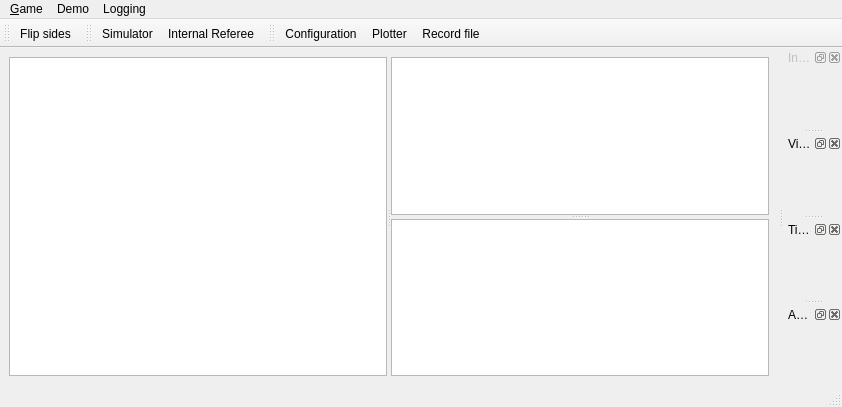
Old version of the form src/gui/mainwindow.ui in the repository robotics-erlangen/autoref.
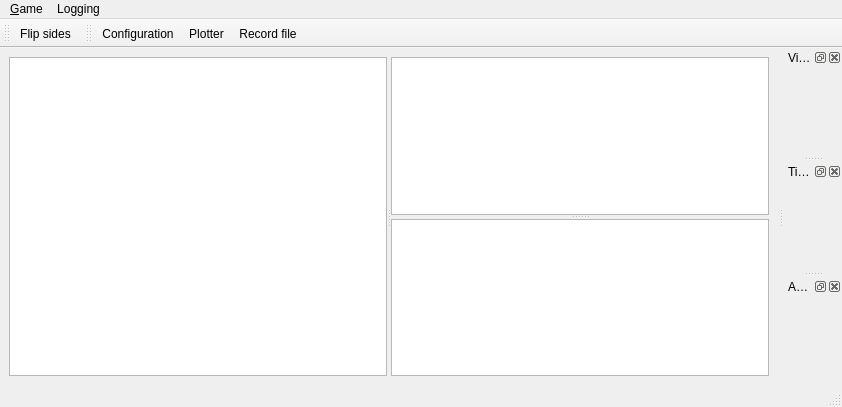
New version of the form. Custom widgets are drawn as their Qt base class.

Commit message: Remove internal referee and simulator

What changed in the file:
```diff
--- a/src/gui/mainwindow.ui
+++ b/src/gui/mainwindow.ui
@@ -62,15 +62,7 @@
     </property>
     <addaction name="actionRecord"/>
    </widget>
-   <widget class="QMenu" name="menuTesting">
-    <property name="title">
-     <string>Demo</string>
-    </property>
-    <addaction name="actionSimulator"/>
-    <addaction name="actionInternalReferee"/>
-   </widget>
    <addaction name="menu_Game"/>
-   <addaction name="menuTesting"/>
    <addaction name="menuVideo"/>
   </widget>
   <widget class="QStatusBar" name="statusbar"/>
@@ -86,18 +78,6 @@
    </attribute>
    <addaction name="actionFlipSides"/>
   </widget>
-  <widget class="QDockWidget" name="dockReferee">
-   <property name="enabled">
-    <bool>false</bool>
-   </property>
-   <property name="windowTitle">
-    <string>Internal RefBox</string>
-   </property>
-   <attribute name="dockWidgetArea">
-    <number>2</number>
-   </attribute>
-   <widget class="RefereeWidget" name="referee"/>
-  </widget>
   <widget class="QDockWidget" name="dockVisualization">
    <property name="windowTitle">
     <string>Visualizations</string>
@@ -107,19 +87,6 @@
    </attribute>
    <widget class="VisualizationWidget" name="visualization"/>
   </widget>
-  <widget class="QToolBar" name="toolTesting">
-   <property name="windowTitle">
-    <string>Testing</string>
-   </property>
-   <attribute name="toolBarArea">
-    <enum>TopToolBarArea</enum>
-   </attribute>
-   <attribute name="toolBarBreak">
-    <bool>false</bool>
-   </attribute>
-   <addaction name="actionSimulator"/>
-   <addaction name="actionInternalReferee"/>
-  </widget>
   <widget class="QToolBar" name="toolConfig">
    <property name="windowTitle">
     <string>Configuration</string>
@@ -190,34 +157,6 @@
     <string>Ctrl+R</string>
    </property>
   </action>
-  <action name="actionSimulator">
-   <property name="checkable">
-    <bool>true</bool>
-   </property>
-   <property name="text">
-    <string>Simulator</string>
-   </property>
-   <property name="toolTip">
-    <string>Simulator</string>
-   </property>
-   <property name="shortcut">
-    <string>Ctrl+V</string>
-   </property>
-  </action>
-  <action name="actionInternalReferee">
-   <property name="checkable">
-    <bool>true</bool>
-   </property>
-   <property name="text">
-    <string>Internal Referee</string>
-   </property>
-   <property name="toolTip">
-    <string>Internal Referee</string>
-   </property>
-   <property name="shortcut">
-    <string>Ctrl+T</string>
-   </property>
-  </action>
   <action name="actionConfiguration">
    <property name="text">
     <string>Configuration</string>
@@ -231,12 +170,6 @@
    <header>gui/teamwidget.h</header>
    <container>1</container>
   </customwidget>
-  <customwidget>
-   <class>RefereeWidget</class>
-   <extends>QWidget</extends>
-   <header>ra/refereewidget.h</header>
-   <container>1</container>
-  </customwidget>
   <customwidget>
    <class>VisualizationWidget</class>
    <extends>QWidget</extends>
```
Left out of the diff: 16 changed lines with no effect on the pictures. The commit also changes 10 other files.
